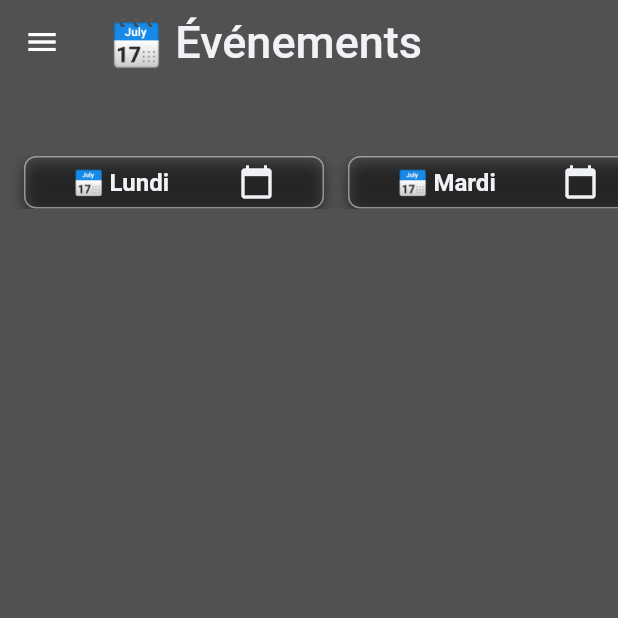
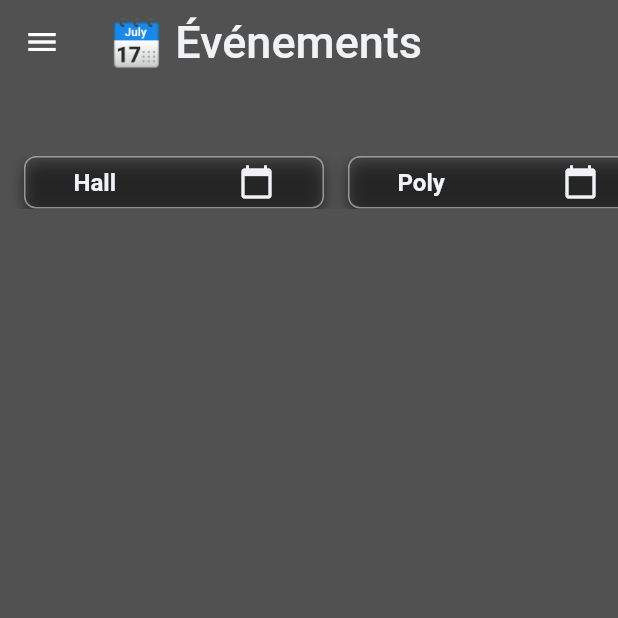
Before and after one commit to ThomasByr/galapsbs, a Flutter app: the EventPage screen opened directly, on a phone screen of 412 x 824 dp, the top half of it. Run offline on Flutter 3.47's test engine with Material 2 defaults, Android fonts, the phone set to English and light mode, and no system bars; our stand-ins replace card_swiper, google_maps_flutter, swipe_cards, url_launcher_web; missing offline and left inert: color_models, flutter_color_models, google_maps_flutter_web, palette, unique_list; project files that could hold a hidden picture were left out.

Commit message:
gala tps esbs - v1.0.0+1 [stash]

```diff
--- a/lib/pages/drinks.dart
+++ b/lib/pages/drinks.dart
@@ -53,6 +53,7 @@ class _DrinkPageState extends State<DrinkPage> {
                 autoplayDisableOnInteraction: true,
                 duration: 1000,
                 controller: SwiperController(),
+                physics: const ClampingScrollPhysics(),
                 itemCount: _drinks.length,
                 viewportFraction: window.physicalSize.width <= window.physicalSize.height ? 0.8 : 0.4,
                 scale: 0.7,
--- a/lib/pages/events.dart
+++ b/lib/pages/events.dart
@@ -16,18 +16,31 @@ class EventPage extends StatefulWidget {
 
 class _EventPageState extends State<EventPage> {
   List _loc = [], _events = [];
+  final List _children = <Widget>[];
 
   Future<void> readJson() async {
+    _children.clear();
     final String response = await rootBundle.loadString('assets/json/meals.json');
     final data = await json.decode(response);
 
     setState(() {
       _loc = data['loc'];
       _events = data[_loc[0]];
+
+      // for (var i = 0; i < _loc.length; i++) {
+      //   Widget _child = createSelectWidget(
+      //     title: _loc[i],
+      //     ico: Icons.location_on,
+      //   );
+      //   _children.add(const SizedBox(width: 16));
+      //   _children.add(_child);
+      // }
+      // _children.add(const SizedBox(width: 16));
     });
   }
 
   Future<void> _onRefresh(String loc) async {
+    _children.clear();
     final String response = await rootBundle.loadString('assets/json/meals.json');
     final data = await json.decode(response);
 
@@ -61,17 +74,17 @@ class _EventPageState extends State<EventPage> {
                 children: <Widget>[
                   const SizedBox(width: 16),
                   createSelectWidget(
-                    title: '📅 Lundi',
+                    title: 'Hall',
                     ico: Icons.calendar_today,
                   ),
                   const SizedBox(width: 16),
                   createSelectWidget(
-                    title: '📅 Mardi',
+                    title: 'Poly',
                     ico: Icons.calendar_today,
                   ),
                   const SizedBox(width: 16),
                   createSelectWidget(
-                    title: '📅 Mercredi',
+                    title: '1er étage',
                     ico: Icons.calendar_today,
                   ),
                   const SizedBox(width: 16),
--- a/lib/pages/home.dart
+++ b/lib/pages/home.dart
@@ -27,7 +27,7 @@ class _HomePageState extends State<HomePage> {
               const SizedBox(height: 48),
               SizedBox(
                 height: 400,
-                width: MediaQuery.of(context).size.width * 0.8,
+                width: min(600, MediaQuery.of(context).size.width * 0.8),
                 child: SingleChildScrollView(
                   scrollDirection: Axis.vertical,
                   child: Image.asset(
--- a/lib/pages/team.dart
+++ b/lib/pages/team.dart
@@ -314,6 +314,7 @@ class _TeamPageState extends State<TeamPage> {
                             )
                           ],
                         ),
+                        const SizedBox(height: 24.0),
                       ],
                     ),
             ),
--- a/lib/widgets/meal_swiper.dart
+++ b/lib/widgets/meal_swiper.dart
@@ -14,6 +14,7 @@ class CustomMealSwiper extends Swiper {
           autoplayDisableOnInteraction: true,
           duration: 1000,
           controller: SwiperController(),
+          physics: const ClampingScrollPhysics(),
           itemCount: items.length,
           viewportFraction: window.physicalSize.width <= window.physicalSize.height ? 0.8 : 0.4,
           scale: 0.7,
```
Also changed, not shown: lib/pages/about.dart (+5 -3 lines), lib/pages/maps.dart (+7 -0 lines).
